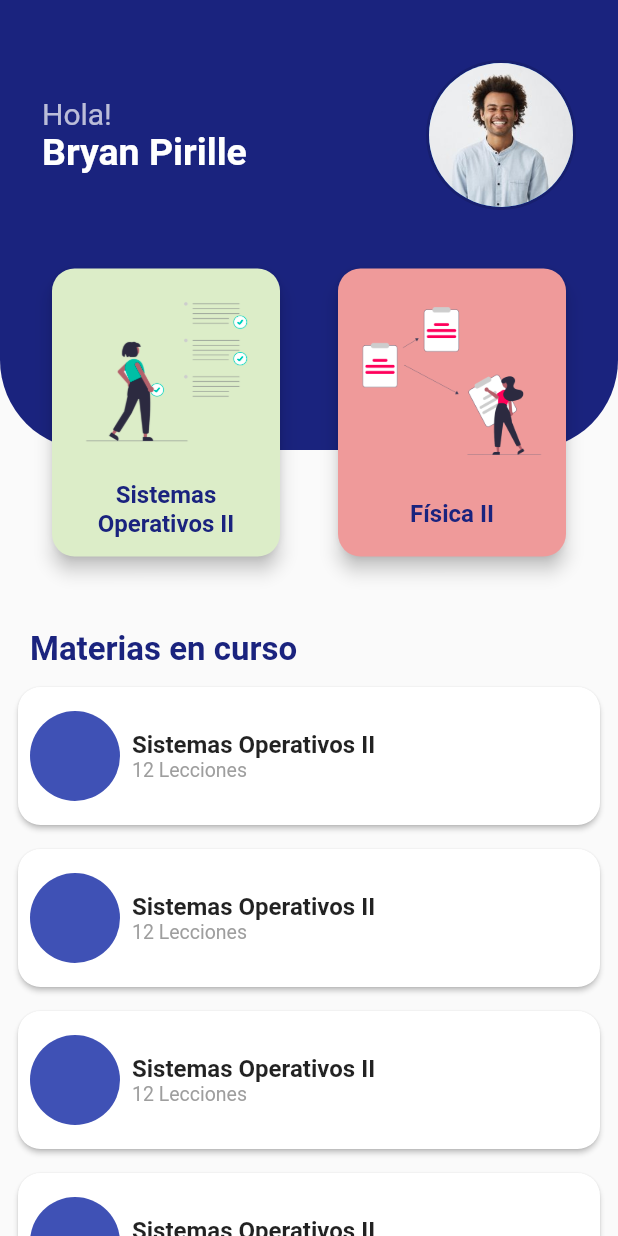
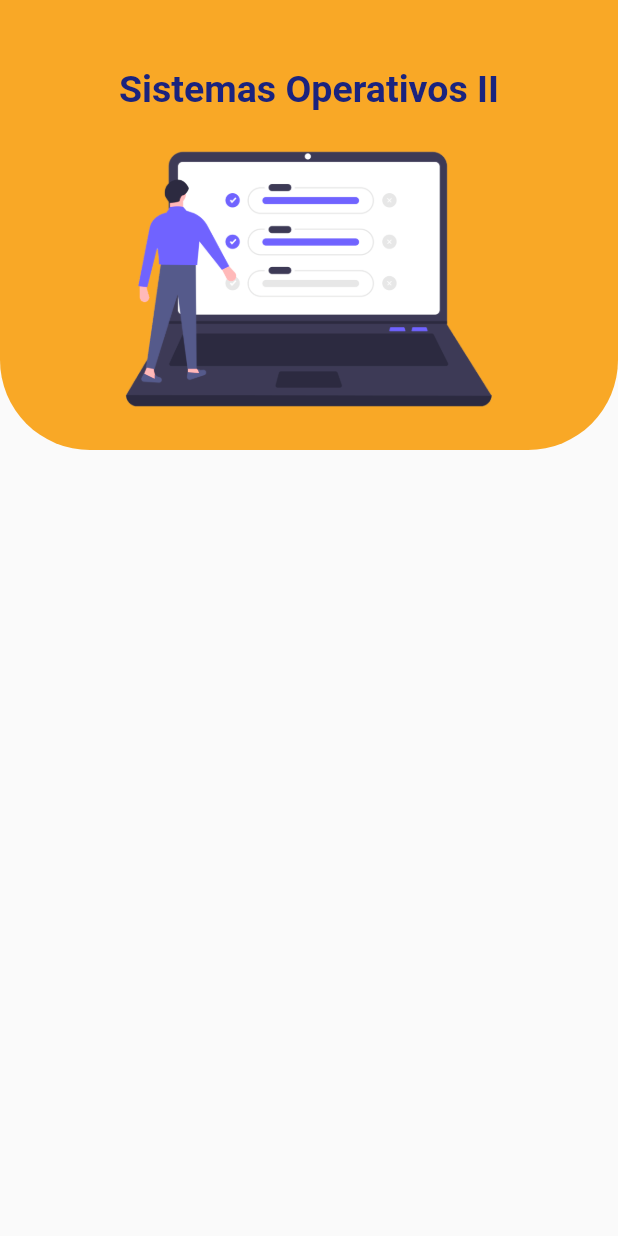
Before and after one commit to Tesam/my_stats, a Flutter app: the screen it shows after launch, on a phone screen of 412 x 824 dp. Run offline on Flutter 3.47's test engine with Material 2 defaults, Android fonts, the phone set to English and light mode, and no system bars.

Commit message:
feature(lesson_appbar): add lesson appbar ui whit title and image test

```diff
--- /dev/null
+++ b/lib/lesson/ui/screens/lesson_screen.dart
@@ -0,0 +1,16 @@
+import 'package:flutter/material.dart';
+import 'package:my_stats/lesson/ui/widgets/lesson_appbar.dart';
+
+class LessonScreen extends StatefulWidget {
+  @override
+  _LessonScreenState createState() => _LessonScreenState();
+}
+
+class _LessonScreenState extends State<LessonScreen> {
+  @override
+  Widget build(BuildContext context) {
+    return Scaffold(
+      body: LessonAppbar("Sistemas Operativos II"),
+    );
+  }
+}
--- /dev/null
+++ b/lib/lesson/ui/widgets/lesson_appbar.dart
@@ -0,0 +1,53 @@
+import 'package:flutter/material.dart';
+import 'package:my_stats/widgets/appbar_shape.dart';
+
+class LessonAppbar extends StatelessWidget {
+  String subjectName;
+
+  LessonAppbar(this.subjectName);
+
+  @override
+  Widget build(BuildContext context) {
+    final AppbarContent =
+    Container(
+      width: 300.0,
+      height: 200.0,
+      //alignment: Alignment.topLeft,
+      //color: Colors.blue,
+      decoration: BoxDecoration(
+        image: DecorationImage(
+          image: AssetImage("assets/images/lessons_background.png"),
+          //alignment: Alignment.bottomCenter,
+        ),
+      ),
+    );
+
+    final aaa = Container(
+      alignment: Alignment.topCenter,
+      margin: EdgeInsets.only(top: 45.0),
+      child: Column(
+        children: [
+          Container(
+            child: Text(
+              subjectName,
+              style: TextStyle(
+                  fontWeight: FontWeight.bold,
+                  fontSize: 25.0,
+                  color: Colors.indigo.shade900
+              ),
+            ),
+          ),
+          AppbarContent,
+        ],
+      ),
+    );
+
+    return Stack(
+      //alignment: Alignment.bottomCenter,
+      children: [
+        AppbarShape(Color(0xFFF9A826)),
+        aaa,
+      ],
+    );
+  }
+}
--- a/lib/main.dart
+++ b/lib/main.dart
@@ -1,5 +1,6 @@
 import 'package:flutter/material.dart';
 import 'package:my_stats/home/ui/screens/home_screen.dart';
+import 'package:my_stats/lesson/ui/screens/lesson_screen.dart';
 
 void main() {
   runApp(MyApp());
@@ -27,7 +28,8 @@ class MyApp extends StatelessWidget {
         // closer together (more dense) than on mobile platforms.
         visualDensity: VisualDensity.adaptivePlatformDensity,
       ),
-      home: HomeScreen()
+      //home: HomeScreen()
+        home: LessonScreen()
     );
   }
 }
```
